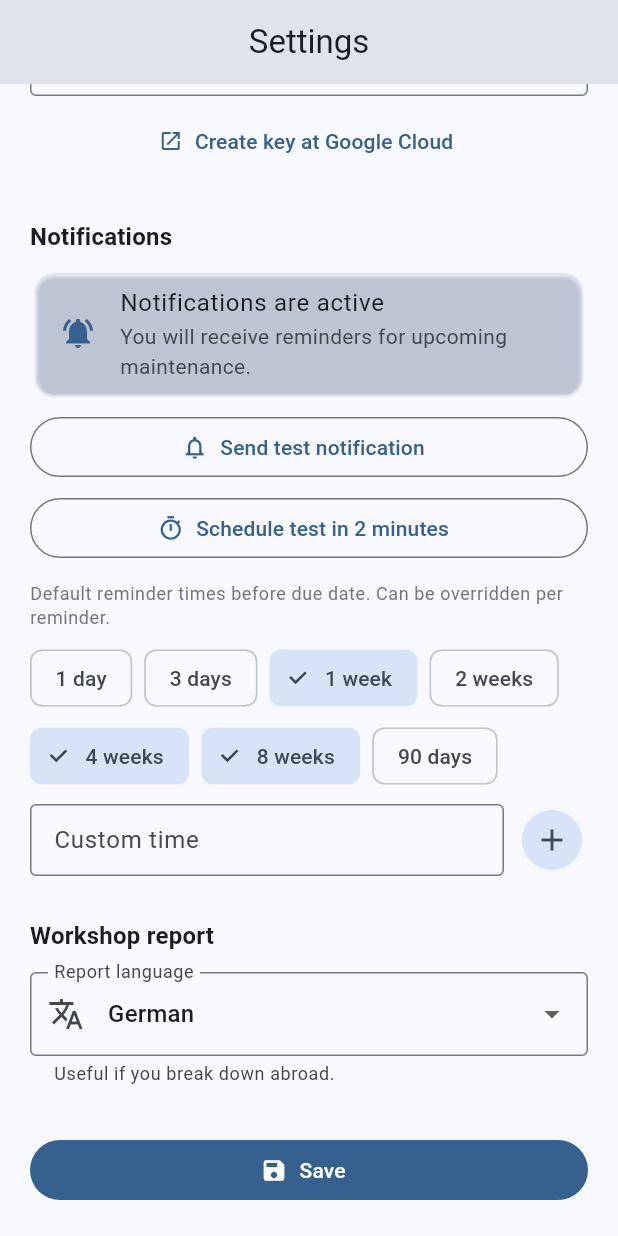
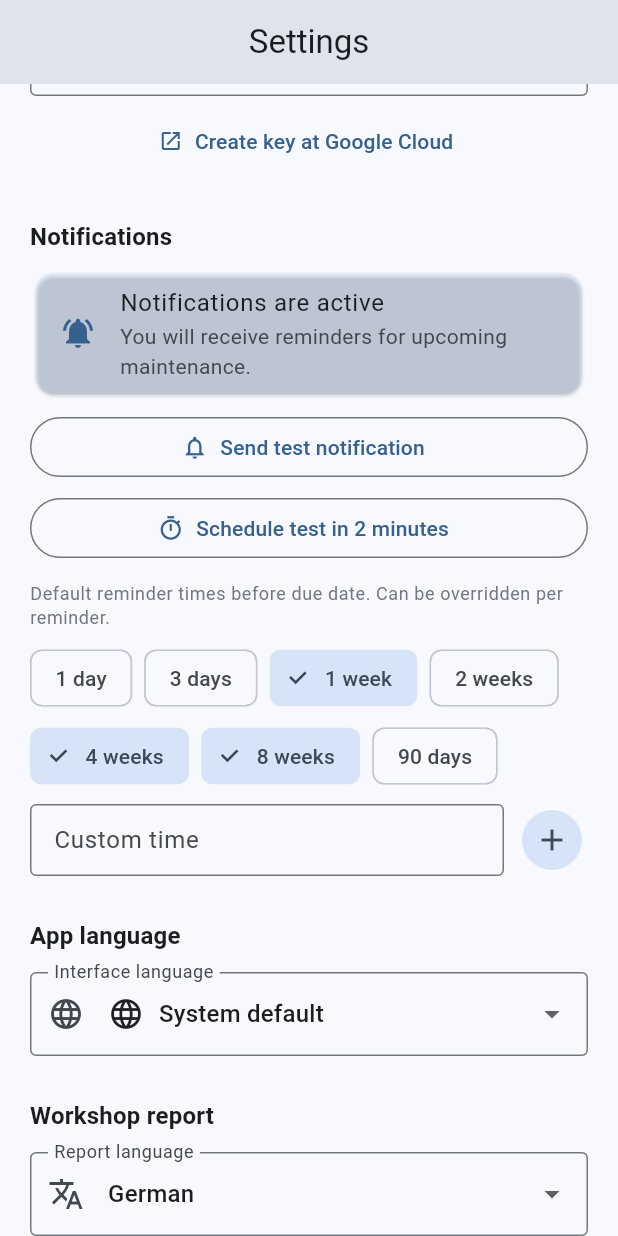
Before and after one commit to felixcrafter54/auto-mate, a Flutter app: the SettingsScreen screen opened by its route, scrolled down 270 dp, on a phone screen of 412 x 824 dp. Run offline on Flutter 3.47's test engine with Material 3 defaults, Android fonts, the phone set to English and light mode, and no system bars; our stand-ins replace drift, drift_flutter, flutter_local_notifications, flutter_map, flutter_riverpod, flutter_tts and 11 more; missing offline and left inert: country_flags, dart:js_interop; accounts and stored records are empty; generated files the repository leaves out were written again.

Commit message:
feat: in-app language switcher with country flag icons (DE/EN/HR + system)
Adds a locale override in Settings backed by Drift; null = follow system locale.
Uses country_flags package for SVG flag rendering in the dropdown.

Co-Authored-By: Claude Sonnet 4.6 <noreply@anthropic.com>

```diff
--- a/lib/app.dart
+++ b/lib/app.dart
@@ -1,6 +1,7 @@
 import 'package:flutter/material.dart';
 import 'package:flutter_localizations/flutter_localizations.dart';
 import 'package:flutter_riverpod/flutter_riverpod.dart';
+import 'core/providers/locale_provider.dart';
 import 'core/router/router.dart';
 import 'core/theme/app_theme.dart';
 import 'l10n/app_localizations.dart';
@@ -11,6 +12,7 @@ class AutoMateApp extends ConsumerWidget {
   @override
   Widget build(BuildContext context, WidgetRef ref) {
     final goRouter = ref.watch(goRouterProvider);
+    final locale = ref.watch(localeNotifierProvider);
 
     return MaterialApp.router(
       title: 'AutoMate',
@@ -19,6 +21,7 @@ class AutoMateApp extends ConsumerWidget {
       themeMode: ThemeMode.system,
       routerConfig: goRouter,
       debugShowCheckedModeBanner: false,
+      locale: locale,
       localizationsDelegates: const [
         AppLocalizations.delegate,
         GlobalMaterialLocalizations.delegate,
--- a/lib/features/settings/settings_screen.dart
+++ b/lib/features/settings/settings_screen.dart
@@ -1,8 +1,10 @@
 import 'package:auto_mate/l10n/app_localizations.dart';
+import 'package:country_flags/country_flags.dart';
 import 'package:flutter/foundation.dart';
 import 'package:flutter/material.dart';
 import 'package:flutter_riverpod/flutter_riverpod.dart';
 import 'package:url_launcher/url_launcher.dart';
+import '../../core/providers/locale_provider.dart';
 import '../../services/notification_service.dart';
 import '../../services/settings_service.dart';
 
@@ -18,6 +20,7 @@ class _SettingsScreenState extends ConsumerState<SettingsScreen> {
   final _youtubeCtrl = TextEditingController();
   final _customOffsetCtrl = TextEditingController();
   String _language = 'de';
+  Locale? _appLocale;
   Set<int> _notifyOffsets = {56, 28, 7};
   bool _notifyPermissionGranted = false;
   bool _loading = true;
@@ -37,11 +40,13 @@ class _SettingsScreenState extends ConsumerState<SettingsScreen> {
     final lang = await svc.getReportLanguage();
     final offsets = await svc.getDefaultNotifyOffsets();
     final permGranted = await NotificationService().hasPermission();
+    final localeCode = await svc.get(kSettingAppLocale);
     if (!mounted) return;
     setState(() {
       _geminiCtrl.text = gemini ?? '';
       _youtubeCtrl.text = yt ?? '';
       _language = lang;
+      _appLocale = localeCode != null && localeCode.isNotEmpty ? Locale(localeCode) : null;
       _notifyOffsets = offsets.toSet();
       _notifyPermissionGranted = permGranted;
       _loading = false;
@@ -55,6 +60,7 @@ class _SettingsScreenState extends ConsumerState<SettingsScreen> {
     await svc.set(kSettingYoutubeApiKey, _youtubeCtrl.text.trim());
     await svc.set(kSettingReportLanguage, _language);
     await svc.setDefaultNotifyOffsets(_notifyOffsets.toList());
+    await ref.read(localeNotifierProvider.notifier).setLocale(_appLocale);
     ref.invalidate(geminiKeyProvider);
     ref.invalidate(youtubeKeyProvider);
     ref.invalidate(reportLanguageProvider);
@@ -339,6 +345,55 @@ class _SettingsScreenState extends ConsumerState<SettingsScreen> {
           ),
           const SizedBox(height: 28),
 
+          _SectionTitle(l.settingsAppLanguageSection),
+          const SizedBox(height: 12),
+          DropdownButtonFormField<String?>(
+            decoration: InputDecoration(
+              labelText: l.settingsAppLanguageLabel,
+              border: const OutlineInputBorder(),
+              prefixIcon: const Icon(Icons.language),
+            ),
+            initialValue: _appLocale?.languageCode,
+            items: [
+              DropdownMenuItem(
+                value: null,
+                child: Row(children: [
+                  const Icon(Icons.language, size: 24),
+                  const SizedBox(width: 10),
+                  Text(l.settingsAppLanguageSystem),
+                ]),
+              ),
+              DropdownMenuItem(
+                value: 'de',
+                child: Row(children: [
+                  CountryFlag.fromCountryCode('DE', height: 20, width: 28, shape: const RoundedRectangle(4)),
+                  const SizedBox(width: 10),
+                  Text(l.settingsLangDe),
+                ]),
+              ),
+              DropdownMenuItem(
+                value: 'en',
+                child: Row(children: [
+                  CountryFlag.fromCountryCode('GB', height: 20, width: 28, shape: const RoundedRectangle(4)),
+                  const SizedBox(width: 10),
+                  Text(l.settingsLangEn),
+                ]),
+              ),
+              DropdownMenuItem(
+                value: 'hr',
+                child: Row(children: [
+                  CountryFlag.fromCountryCode('HR', height: 20, width: 28, shape: const RoundedRectangle(4)),
+                  const SizedBox(width: 10),
+                  Text(l.settingsLangHr),
+                ]),
+              ),
+            ],
+            onChanged: (v) => setState(
+              () => _appLocale = v != null ? Locale(v) : null,
+            ),
+          ),
+          const SizedBox(height: 28),
+
           _SectionTitle(l.settingsReportSection),
           const SizedBox(height: 12),
           DropdownButtonFormField<String>(
--- a/lib/l10n/app_en.arb
+++ b/lib/l10n/app_en.arb
@@ -516,5 +516,10 @@
   "@garageFinderFound": {
     "placeholders": { "count": { "type": "int" } }
   },
-  "garageFinderNoLocation": "Location unavailable — searching around centre of Germany."
+  "garageFinderNoLocation": "Location unavailable — searching around centre of Germany.",
+
+  "settingsAppLanguageSection": "App language",
+  "settingsAppLanguageLabel": "Interface language",
+  "settingsAppLanguageSystem": "System default",
+  "settingsLangHr": "Croatian"
 }
--- a/lib/l10n/app_localizations.dart
+++ b/lib/l10n/app_localizations.dart
@@ -2151,6 +2151,30 @@ abstract class AppLocalizations {
   /// In en, this message translates to:
   /// **'Location unavailable — searching around centre of Germany.'**
   String get garageFinderNoLocation;
+
+  /// No description provided for @settingsAppLanguageSection.
+  ///
+  /// In en, this message translates to:
+  /// **'App language'**
+  String get settingsAppLanguageSection;
+
+  /// No description provided for @settingsAppLanguageLabel.
+  ///
+  /// In en, this message translates to:
+  /// **'Interface language'**
+  String get settingsAppLanguageLabel;
+
+  /// No description provided for @settingsAppLanguageSystem.
+  ///
+  /// In en, this message translates to:
+  /// **'System default'**
+  String get settingsAppLanguageSystem;
+
+  /// No description provided for @settingsLangHr.
+  ///
+  /// In en, this message translates to:
+  /// **'Croatian'**
+  String get settingsLangHr;
 }
 
 class _AppLocalizationsDelegate
--- a/lib/l10n/app_localizations_en.dart
+++ b/lib/l10n/app_localizations_en.dart
@@ -1183,4 +1183,16 @@ class AppLocalizationsEn extends AppLocalizations {
   @override
   String get garageFinderNoLocation =>
       'Location unavailable — searching around centre of Germany.';
+
+  @override
+  String get settingsAppLanguageSection => 'App language';
+
+  @override
+  String get settingsAppLanguageLabel => 'Interface language';
+
+  @override
+  String get settingsAppLanguageSystem => 'System default';
+
+  @override
+  String get settingsLangHr => 'Croatian';
 }
--- a/pubspec.yaml
+++ b/pubspec.yaml
@@ -87,6 +87,9 @@ dependencies:
   url_launcher: ^6.3.0
   geolocator: ^14.0.2
 
+  # Flag icons for language picker
+  country_flags: ^3.0.0
+
 dev_dependencies:
   flutter_test:
     sdk: flutter
```
Also changed, not shown: lib/core/providers/locale_provider.dart (added, +34 -0 lines), lib/l10n/app_de.arb (+6 -1 lines), lib/l10n/app_hr.arb (+6 -1 lines), lib/l10n/app_localizations_de.dart (+12 -0 lines), lib/l10n/app_localizations_hr.dart (+12 -0 lines).
